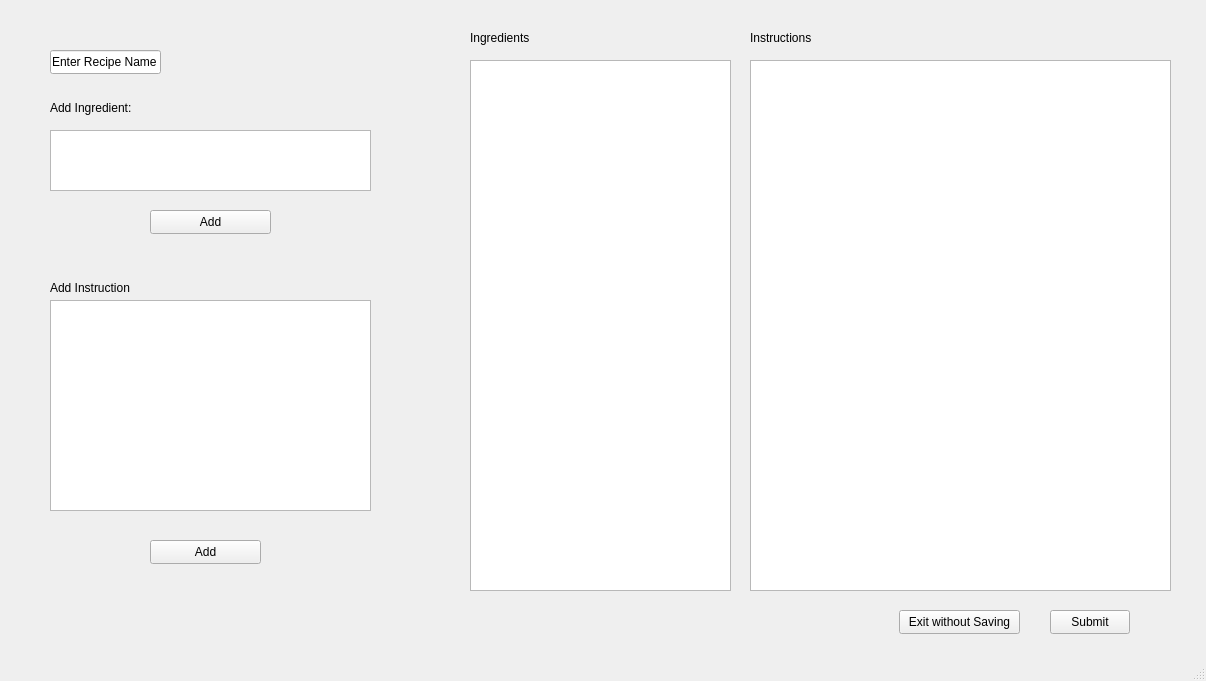
The window that RecipeMate/createnewrecipe.ui (RoryStaehelin/cs4076_Project) describes before a commit, drawn with Qt 5.
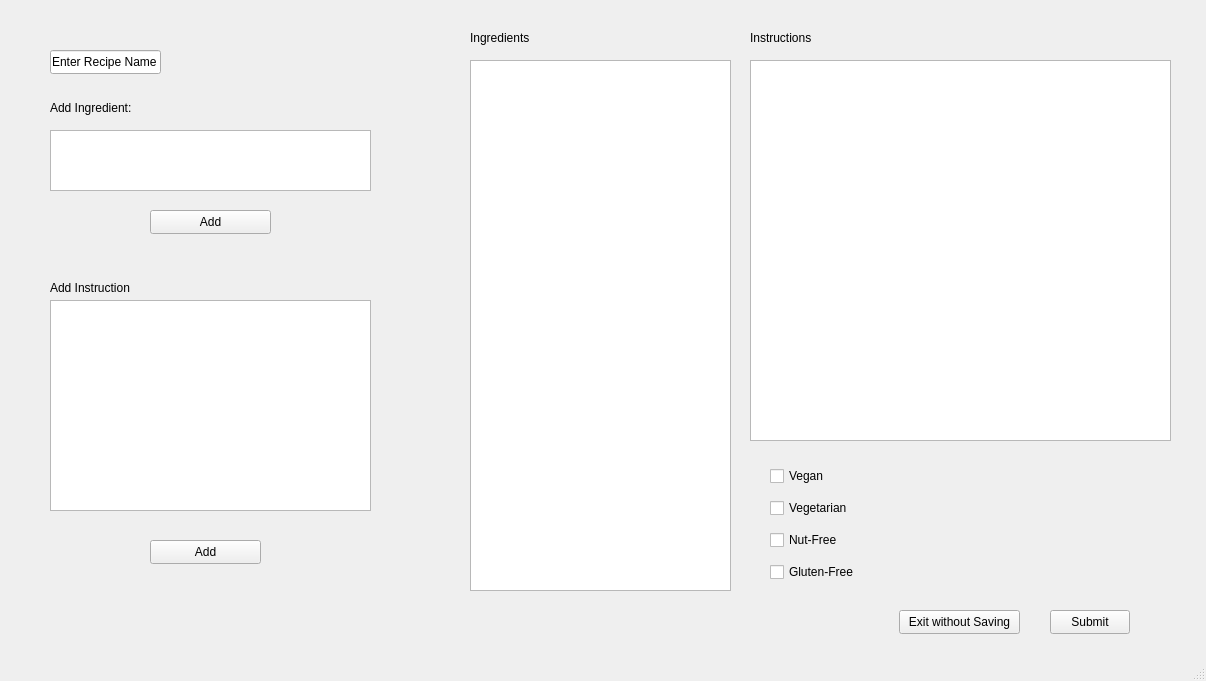
The same window after the commit.

The edit to the form file:
```diff
--- a/RecipeMate/createnewrecipe.ui
+++ b/RecipeMate/createnewrecipe.ui
@@ -43,7 +43,7 @@
       <x>750</x>
       <y>60</y>
       <width>421</width>
-      <height>531</height>
+      <height>381</height>
      </rect>
     </property>
    </widget>
@@ -171,6 +171,46 @@
      <string>Add Instruction</string>
     </property>
    </widget>
+   <widget class="QWidget" name="">
+    <property name="geometry">
+     <rect>
+      <x>770</x>
+      <y>460</y>
+      <width>121</width>
+      <height>131</height>
+     </rect>
+    </property>
+    <layout class="QVBoxLayout" name="verticalLayout">
+     <item>
+      <widget class="QCheckBox" name="Vegan">
+       <property name="text">
+        <string>Vegan</string>
+       </property>
+      </widget>
+     </item>
+     <item>
+      <widget class="QCheckBox" name="Vegetarian">
+       <property name="text">
+        <string>Vegetarian</string>
+       </property>
+      </widget>
+     </item>
+     <item>
+      <widget class="QCheckBox" name="NutFree">
+       <property name="text">
+        <string>Nut-Free</string>
+       </property>
+      </widget>
+     </item>
+     <item>
+      <widget class="QCheckBox" name="GlutenFree">
+       <property name="text">
+        <string>Gluten-Free</string>
+       </property>
+      </widget>
+     </item>
+    </layout>
+   </widget>
   </widget>
   <widget class="QMenuBar" name="menubar">
    <property name="geometry">
```
